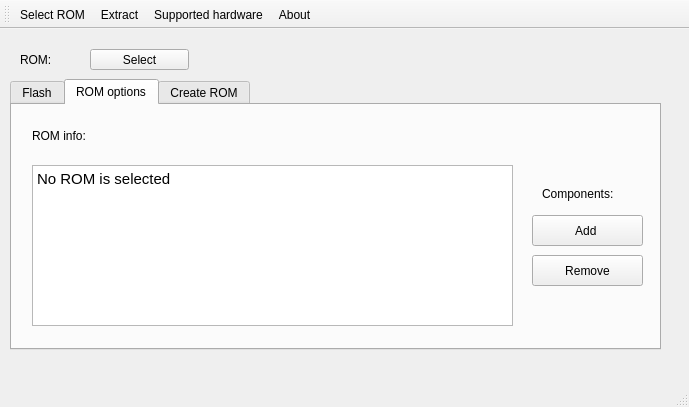
Before: the Qt Designer form mainwindow.ui in lukaszdmitrowski/coreboot_flashtool, drawn with Qt 5.
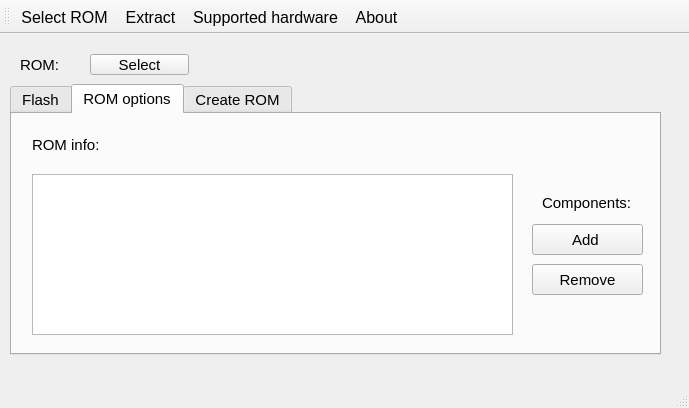
After: the same form once the commit is applied. The open tabs and pages were chosen to show the change. Icons and pictures are not drawn.

Commit message: [MOD] Changed positioning of UI components

```diff
--- a/mainwindow.ui
+++ b/mainwindow.ui
@@ -7,9 +7,21 @@
     <x>0</x>
     <y>0</y>
     <width>689</width>
-    <height>407</height>
+    <height>408</height>
    </rect>
   </property>
+  <property name="font">
+   <font>
+    <family>Cantarell</family>
+    <pointsize>11</pointsize>
+    <weight>50</weight>
+    <italic>false</italic>
+    <bold>false</bold>
+    <underline>false</underline>
+    <strikeout>false</strikeout>
+    <kerning>false</kerning>
+   </font>
+  </property>
   <property name="windowTitle">
    <string>Coreboot Flash Tool</string>
   </property>
@@ -40,6 +52,12 @@
       <height>271</height>
      </rect>
     </property>
+    <property name="font">
+     <font>
+      <family>Cantarell</family>
+      <pointsize>11</pointsize>
+     </font>
+    </property>
     <property name="tabShape">
      <enum>QTabWidget::Rounded</enum>
     </property>
@@ -198,8 +216,8 @@
        <string>&lt;!DOCTYPE HTML PUBLIC &quot;-//W3C//DTD HTML 4.0//EN&quot; &quot;http://www.w3.org/TR/REC-html40/strict.dtd&quot;&gt;
 &lt;html&gt;&lt;head&gt;&lt;meta name=&quot;qrichtext&quot; content=&quot;1&quot; /&gt;&lt;style type=&quot;text/css&quot;&gt;
 p, li { white-space: pre-wrap; }
-&lt;/style&gt;&lt;/head&gt;&lt;body style=&quot; font-family:'Ubuntu'; font-size:11pt; font-weight:400; font-style:normal;&quot;&gt;
-&lt;p style=&quot; margin-top:0px; margin-bottom:0px; margin-left:0px; margin-right:0px; -qt-block-indent:0; text-indent:0px;&quot;&gt;No ROM is selected&lt;/p&gt;&lt;/body&gt;&lt;/html&gt;</string>
+&lt;/style&gt;&lt;/head&gt;&lt;body style=&quot; font-family:'Cantarell'; font-size:11pt; font-weight:400; font-style:normal;&quot;&gt;
+&lt;p style=&quot;-qt-paragraph-type:empty; margin-top:0px; margin-bottom:0px; margin-left:0px; margin-right:0px; -qt-block-indent:0; text-indent:0px;&quot;&gt;&lt;br /&gt;&lt;/p&gt;&lt;/body&gt;&lt;/html&gt;</string>
       </property>
      </widget>
      <widget class="QLabel" name="label">
@@ -207,7 +225,7 @@
        <rect>
         <x>20</x>
         <y>20</y>
-        <width>67</width>
+        <width>91</width>
         <height>21</height>
        </rect>
       </property>
@@ -419,7 +437,7 @@
    <widget class="QLabel" name="l_payload_name">
     <property name="geometry">
      <rect>
-      <x>170</x>
+      <x>90</x>
       <y>10</y>
       <width>491</width>
       <height>41</height>
@@ -431,6 +449,12 @@
    </widget>
   </widget>
   <widget class="QToolBar" name="mainToolBar">
+   <property name="font">
+    <font>
+     <family>Cantarell</family>
+     <pointsize>12</pointsize>
+    </font>
+   </property>
    <attribute name="toolBarArea">
     <enum>TopToolBarArea</enum>
    </attribute>
```
Left out of the diff: 37 changed lines with no effect on the pictures. The commit also changes 7 other files.
